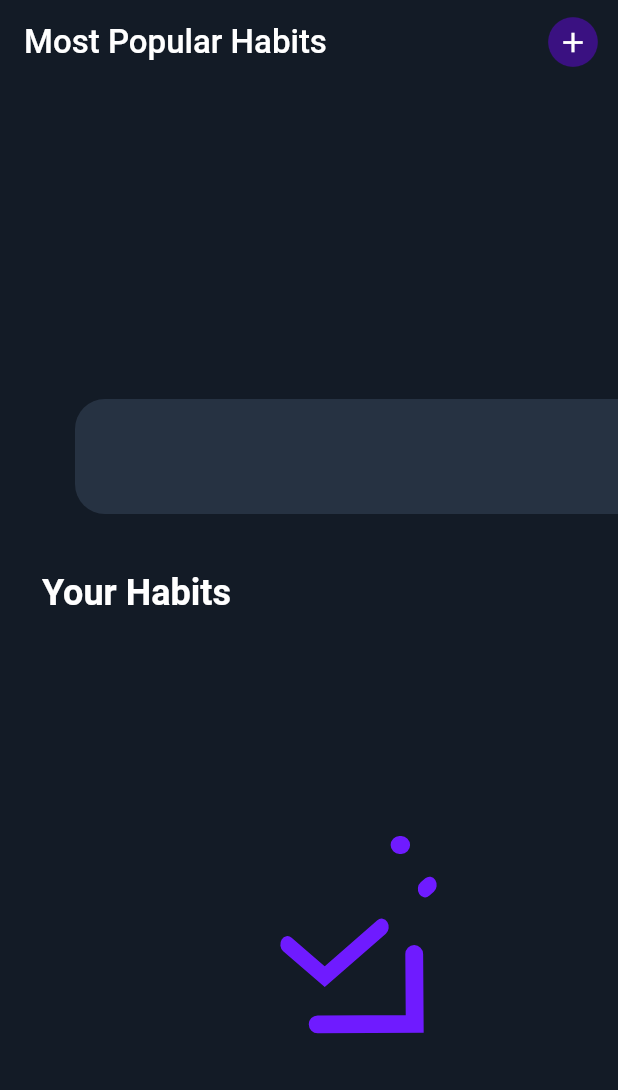
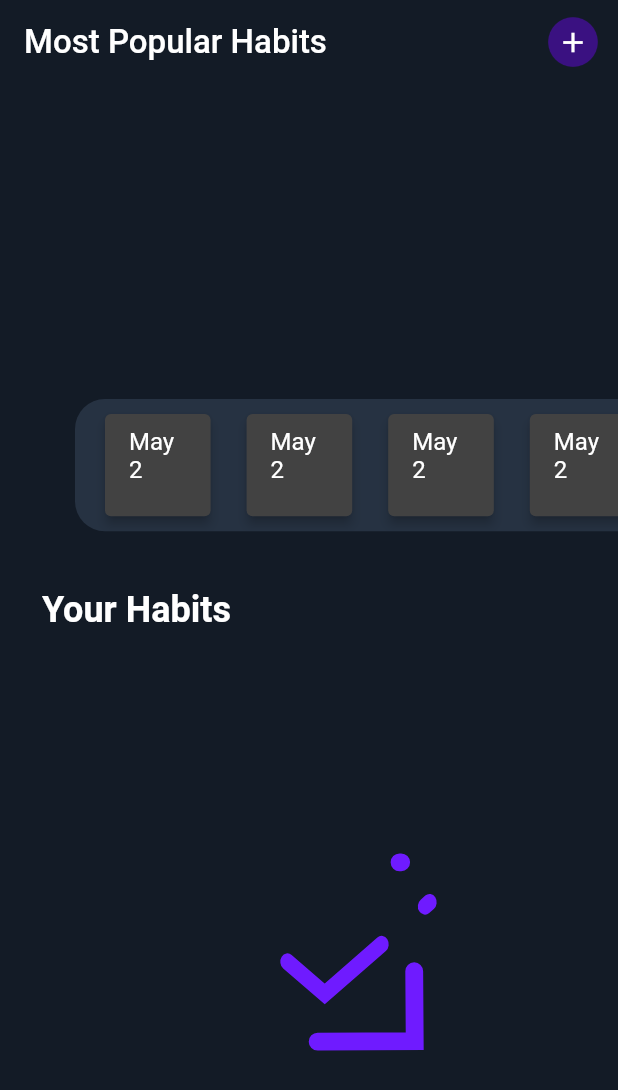
Before and after one commit to Prabhneet-Web/HabitTracker, a Flutter app: the screen it shows after launch, on a phone screen of 412 x 824 dp. Shown: the top 1090 px of the screen. Run offline on Flutter 3.47's test engine with Material 2 defaults, Android fonts, the phone set to English and light mode, and no system bars; our stand-ins replace cloud_firestore, firebase_auth, firebase_core, lottie; accounts and stored records are empty.

Commit message:
New Changes Added.

```diff
--- a/lib/providers/userProvider.dart
+++ b/lib/providers/userProvider.dart
@@ -29,6 +29,9 @@ class UserProvider with ChangeNotifier {
         });
   }
 
+
+
+
   void deleteTransaction(String id) {
     userTasks.removeWhere((tx) => tx.id == id);
     notifyListeners();
--- a/lib/screens/taskScreenThird.dart
+++ b/lib/screens/taskScreenThird.dart
@@ -1,6 +1,7 @@
 import 'package:flutter/material.dart';
 import 'package:habit_tracker/providers/userProvider.dart';
 import 'package:habit_tracker/util/colors.dart';
+import 'package:habit_tracker/widget/taskMiddleDateCard.dart';
 import 'package:habit_tracker/widget/taskUpperCard.dart';
 import 'package:provider/provider.dart';
 
@@ -85,12 +86,16 @@ class _HomePageState extends State<HomePage> {
                 height: (mediaQuery.size.height -
                         appBar.preferredSize.height -
                         mediaQuery.padding.top) *
-                    0.1,
+                    0.115,
                 decoration: const BoxDecoration(
                     borderRadius: BorderRadius.only(
                         topLeft: Radius.circular(20),
                         bottomLeft: Radius.circular(20)),
                     color: Color.fromARGB(255, 38, 50, 66)),
+                child: const Padding(
+                  padding: EdgeInsets.only(left: 8.0),
+                  child: MiddleDateList(),
+                ),
                 // color: Colors.brown,
               ),
             ),
--- a/lib/widget/taskMiddleDateCard.dart
+++ b/lib/widget/taskMiddleDateCard.dart
@@ -0,0 +1,26 @@
+import 'package:flutter/material.dart';
+import 'package:intl/intl.dart';
+
+class MiddleDateList extends StatelessWidget {
+  const MiddleDateList({Key? key}) : super(key: key);
+
+  @override
+  Widget build(BuildContext context) {
+    return ListView.builder(
+        scrollDirection: Axis.horizontal,
+        itemCount: 7,
+        itemBuilder: (context, index) {
+          return Padding(
+            padding: const EdgeInsets.all(6.0),
+            child: Container(
+              width: MediaQuery.of(context).size.width * 0.2,
+              child: Card(
+                margin: const EdgeInsets.symmetric(horizontal: 6, vertical: 4),
+                elevation: 3,
+                child: ListTile(title: Text(DateFormat.MMMMd().format(DateTime.now()))),
+              ),
+            ),
+          );
+        });
+  }
+}
--- a/lib/widget/taskUpperCard.dart
+++ b/lib/widget/taskUpperCard.dart
@@ -1,4 +1,3 @@
-import 'dart:math';
 import 'dart:math' as math;
 
 import 'package:flutter/material.dart';
```
